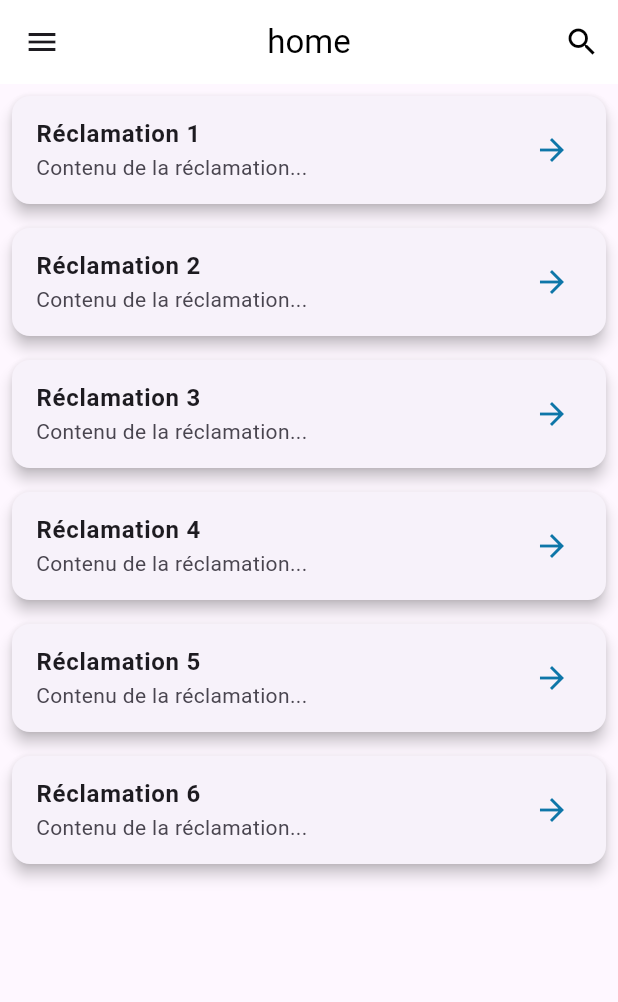
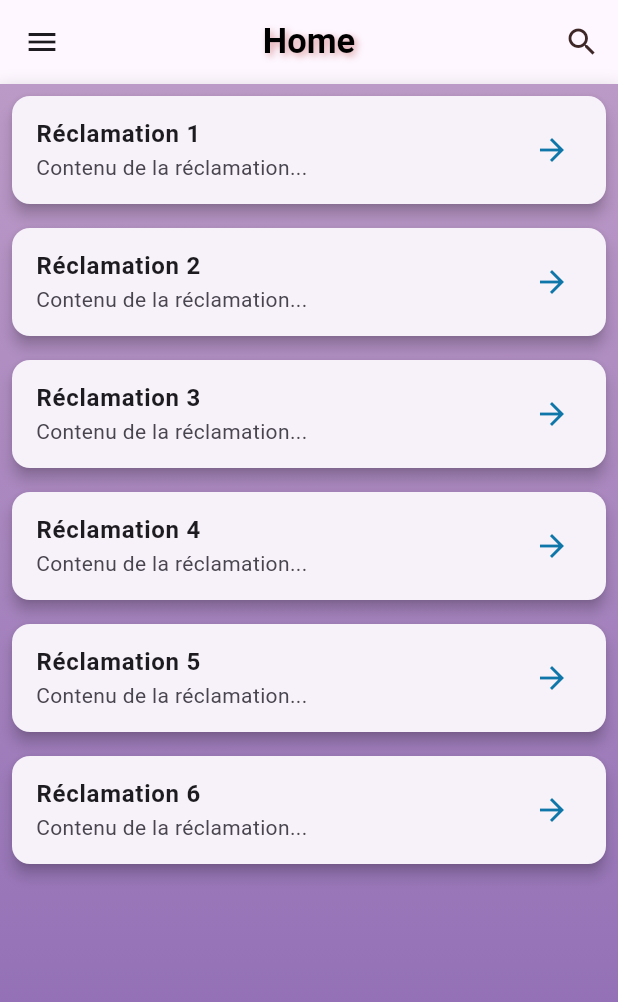
Before and after one commit to NassimeElkamari/reclamations, a Flutter app: the HomeEnseignant screen opened directly, on a phone screen of 412 x 824 dp. Shown: the top 1002 px of the screen. Run offline on Flutter 3.47's test engine with Material 3 defaults, Android fonts, the phone set to English and light mode, and no system bars; our stand-ins replace awesome_dialog, cloud_firestore, curved_navigation_bar, firebase_auth, firebase_core; accounts and stored records are empty.

Commit message:
new update

```diff
--- a/lib/Application admin/etudiant_details.dart
+++ b/lib/Application admin/etudiant_details.dart
@@ -1,5 +1,3 @@
-
-
 // ignore_for_file: prefer_const_constructors, prefer_const_literals_to_create_immutables, sort_child_properties_last, camel_case_types
 
 import 'package:flutter/material.dart';
@@ -102,7 +100,6 @@ class Etudiant_details extends StatelessWidget {
                                 ),
                                 Icon(Icons.badge_outlined)
                               ],
-
                             ),
                             decoration: BoxDecoration(
                               color: Colors.grey,
--- a/lib/Application enseignant/Home_enseignant.dart
+++ b/lib/Application enseignant/Home_enseignant.dart
@@ -29,18 +29,17 @@ class _HomeEnseignantState extends State<HomeEnseignant> {
 
   @override
   Widget build(BuildContext context) {
-
     return Scaffold(
       appBar: AppBar(
-        backgroundColor: Colors.white,
+        backgroundColor: Colors.transparent,
         elevation: 0,
         centerTitle: true,
         title: isSearchClicked
             ? Container(
                 height: 40,
                 decoration: BoxDecoration(
-                  color: Color.fromARGB(255, 241, 243, 244),
-                  borderRadius: BorderRadius.circular(30),
+                  color: Color.fromARGB(255, 227, 224, 231),
+                  borderRadius: BorderRadius.circular(10),
                 ),
                 child: TextField(
                   controller: searchController,
@@ -50,7 +49,8 @@ class _HomeEnseignantState extends State<HomeEnseignant> {
                   decoration: InputDecoration(
                     hintText: 'Search...',
                     border: InputBorder.none,
-                    prefixIcon: Icon(Icons.search, color: Colors.black),
+                    prefixIcon: Icon(Icons.search,
+                        color: const Color.fromARGB(255, 49, 35, 35)),
                     suffixIcon: IconButton(
                       icon: Icon(Icons.close, color: Colors.black),
                       onPressed: () {
@@ -62,17 +62,52 @@ class _HomeEnseignantState extends State<HomeEnseignant> {
                   ),
                 ),
               )
-            : Text("home", style: TextStyle(color: Colors.black)),
+            : Text(
+                "Home",
+                style: TextStyle(
+                  color: Colors.black,
+                  fontSize: 23, // Taille du texte
+                  fontWeight: FontWeight.bold, // Gras
+                  fontFamily: 'Roboto', // Police personnalisée
+                  shadows: [
+                    Shadow(
+                      color: const Color.fromARGB(255, 188, 78, 78)
+                          .withOpacity(0.5), // Couleur de l'ombre
+                      blurRadius: 6, // Rayon du flou
+                      offset: Offset(2, 2), // Décalage de l'ombre
+                    ),
+                  ],
+                ),
+              ),
         actions: [
           IconButton(
             onPressed: () {
               _toggleSearch();
             },
-            icon: Icon(Icons.search, color: Colors.black),
+            icon: Icon(Icons.search,
+                color: const Color.fromARGB(255, 62, 39, 39)),
           ),
         ],
       ),
-      body: ListView.builder(
+      body: Container(
+        decoration: BoxDecoration(
+          boxShadow: [
+            BoxShadow(
+                offset: Offset(0, 5),
+                color: Color.fromARGB(255, 10, 9, 9).withOpacity(.2),
+                spreadRadius: 2,
+                blurRadius: 10)
+          ],
+          gradient: LinearGradient(
+            begin: Alignment.topCenter,
+            end: Alignment.bottomCenter,
+            colors: [
+              Color.fromARGB(255, 188, 154, 199),
+              Color.fromARGB(255, 138, 103, 178),
+            ],
+          ),
+        ),
+        child: ListView.builder(
           itemCount: 6, // Nombre de réclamations à afficher
           itemBuilder: (BuildContext context, int index) {
             return GestureDetector(
@@ -95,13 +130,21 @@ class _HomeEnseignantState extends State<HomeEnseignant> {
             );
           },
         ),
+      ),
       drawer: Drawer(
         child: ListView(
           padding: EdgeInsets.zero,
           children: <Widget>[
             DrawerHeader(
               decoration: BoxDecoration(
-                color: Color.fromARGB(255, 14, 118, 168),
+                gradient: LinearGradient(
+                  begin: Alignment.topCenter,
+                  end: Alignment.bottomCenter,
+                  colors: [
+                    Color.fromARGB(255, 188, 154, 199),
+                    Color.fromARGB(255, 110, 81, 143),
+                  ],
+                ),
               ),
               child: Column(
                 crossAxisAlignment: CrossAxisAlignment.start,
@@ -110,7 +153,6 @@ class _HomeEnseignantState extends State<HomeEnseignant> {
                   CircleAvatar(
                     radius: 30,
                     backgroundImage: AssetImage('assets/profile_pic.jpg'),
-
                   ),
                   SizedBox(height: 10),
                   Text(
@@ -156,7 +198,7 @@ class _HomeEnseignantState extends State<HomeEnseignant> {
               trailing: Icon(Icons.settings, color: Colors.black),
               onTap: () {
                 Navigator.push(context,
-                    MaterialPageRoute(builder: (context) => setting()));
+                    MaterialPageRoute(builder: (context) => Setting()));
                 // Action à effectuer lors du clic sur Paramètres
               },
             ),
--- a/lib/Application enseignant/menu/setting.dart
+++ b/lib/Application enseignant/menu/setting.dart
@@ -3,10 +3,9 @@
 import 'package:firebase_auth/firebase_auth.dart';
 import 'package:flutter/cupertino.dart';
 import 'package:flutter/material.dart';
-import 'package:flutter/services.dart';
 
-class setting extends StatelessWidget {
-  const setting({super.key});
+class Setting extends StatelessWidget {
+  const Setting({super.key});
 
   @override
   Widget build(BuildContext context) {
@@ -28,14 +27,11 @@ class ProfileScreen extends StatelessWidget {
   Widget build(BuildContext context) {
     return Scaffold(
       body: Container(
-         decoration: const BoxDecoration(
-         gradient: LinearGradient(
-           colors: [
-             Color.fromARGB(255, 99, 147, 250),
-             Color.fromARGB(255, 209, 116, 209),
-           ]
-         )
-       ),
+        decoration: const BoxDecoration(
+            gradient: LinearGradient(colors: [
+          Color.fromARGB(255, 114, 117, 122),
+          Color.fromARGB(255, 172, 164, 172),
+        ])),
         child: Padding(
           padding: const EdgeInsets.all(20),
           child: Column(
@@ -48,17 +44,21 @@ class ProfileScreen extends StatelessWidget {
               const SizedBox(height: 20),
               itemProfile('Name', 'Elmhouti Abderrahim', CupertinoIcons.person),
               const SizedBox(height: 10),
-              itemProfile('Address', 'abc address, xyz city', CupertinoIcons.location),
+              itemProfile(
+                  'Address', 'abc address, xyz city', CupertinoIcons.location),
               const SizedBox(height: 10),
-              itemProfile('Email', 'ElmahoutiAbderrahim@gmail.com', CupertinoIcons.mail),
-              const SizedBox(height: 20,),
+              itemProfile('Email', 'ElmahoutiAbderrahim@gmail.com',
+                  CupertinoIcons.mail),
+              const SizedBox(
+                height: 20,
+              ),
               SizedBox(
                 width: double.infinity,
                 child: ElevatedButton(
-                  onPressed:  () async {
+                  onPressed: () async {
                     await FirebaseAuth.instance.signOut();
                     Navigator.of(context).pushNamedAndRemoveUntil(
-                      "LoginEnseignant", (route) => false);
+                        "LoginEnseignant", (route) => false);
                   },
                   style: ElevatedButton.styleFrom(
                     padding: const EdgeInsets.all(15),
@@ -83,10 +83,8 @@ class ProfileScreen extends StatelessWidget {
                 offset: Offset(0, 5),
                 color: Colors.deepOrange.withOpacity(.2),
                 spreadRadius: 2,
-                blurRadius: 10
-            )
-          ]
-      ),
+                blurRadius: 10)
+          ]),
       child: ListTile(
         title: Text(title),
         subtitle: Text(subtitle),
--- a/lib/main.dart
+++ b/lib/main.dart
@@ -1,7 +1,6 @@
 /// ignore_for_file: unused_import
 
-import 'package:application_gestion_des_reclamations_pfe/Application%20admin/home/homeAdmin.dart';
-import 'package:application_gestion_des_reclamations_pfe/Application%20etudiant/Home_Screens/Home_etudiant.dart';
+import 'package:application_gestion_des_reclamations_pfe/Application%20commune/logo.dart';
 import 'package:firebase_auth/firebase_auth.dart'; // Correct import
 import 'package:firebase_core/firebase_core.dart';
 import 'package:flutter/material.dart';
@@ -26,7 +25,7 @@ class MyApp extends StatelessWidget {
       },
       theme: ThemeData(),
       debugShowCheckedModeBanner: false,
-      home:AdminHome(),
+      home: LogoScreen(),
     );
   }
 }
--- a/pubspec.yaml
+++ b/pubspec.yaml
@@ -39,7 +39,9 @@ dependencies:
   cloud_firestore: ^4.15.8
   curved_navigation_bar: ^1.0.3
   awesome_dialog: ^3.2.0
+
   flutter_zoom_drawer: ^3.2.0
+  animated_splash_screen: ^1.3.0
 dev_dependencies:
   flutter_test:
     sdk: flutter
```
Also changed, not shown: lib/Application admin/Liste_etudiants.dart (deleted, +0 -156 lines), lib/Application admin/home/1.ensignants/supprimier.dart (+4 -4 lines), lib/Application commune/Welcome.dart (+63 -49 lines), lib/Application commune/logo.dart (added, +68 -0 lines), lib/Application etudiant/auth/login.dart (+20 -27 lines), lib/Application etudiant/auth/signup.dart (+9 -1 lines), pubspec.lock. Lines whose indentation alone changed are shown as unchanged.
